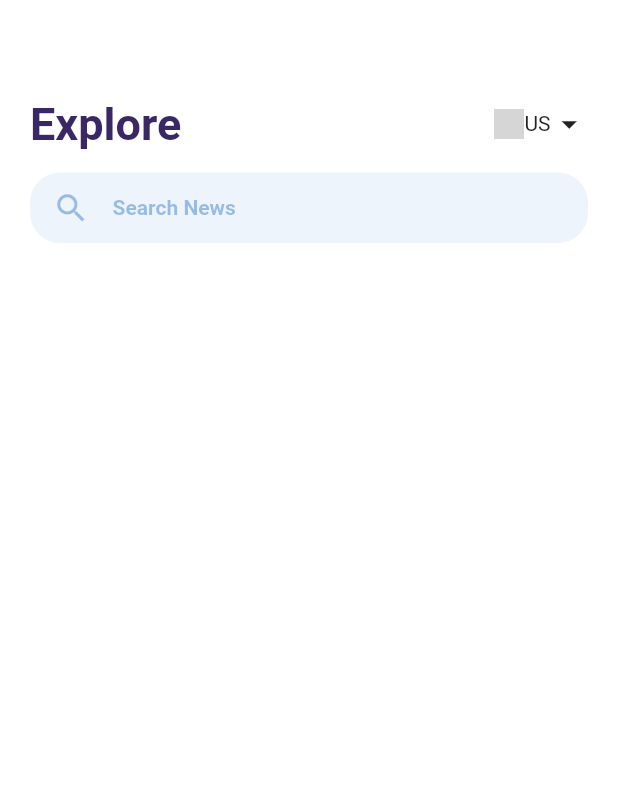
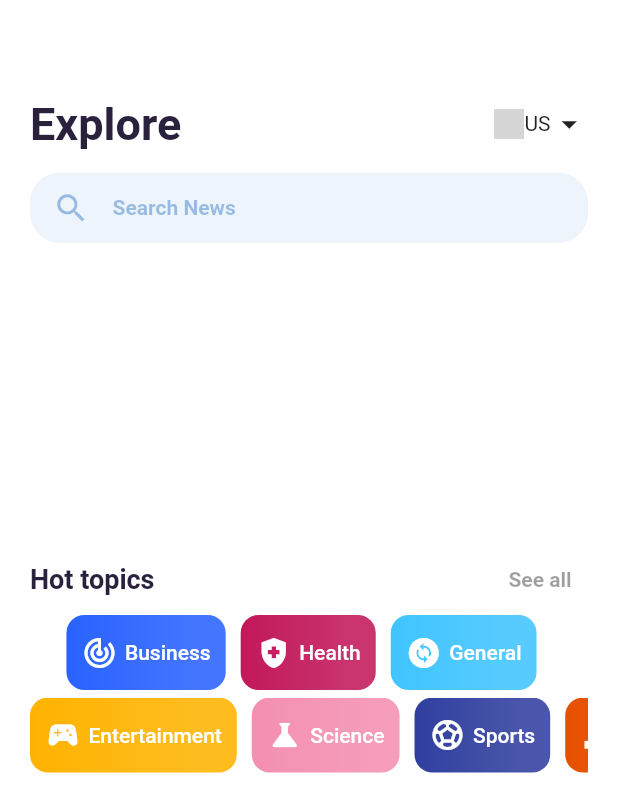
Before and after one commit to mahendra022/news_app, a Flutter app: the screen it shows after launch, on a phone screen of 412 x 824 dp. Shown: the top 812 px of the screen. Run offline on Flutter 3.47's test engine with Material 2 defaults, Android fonts, the phone set to English and light mode, and no system bars; our stand-ins replace flutter_dotenv, get; network calls fail; grey boxes are pictures that could not be loaded.

Commit message:
Create widget categories, add model and  manual data on db_app

```diff
--- a/lib/app/controllers/news_controller.dart
+++ b/lib/app/controllers/news_controller.dart
@@ -11,7 +11,7 @@ class NewsController extends GetxController {
   /// Fatch [by Popularity]
   void fatchPopularity() async {
     var url = Uri.parse(dotenv.get('API_URL') +
-        'everything?q=apple&from=2022-05-13&to=2022-05-13&sortBy=popularity&apiKey=' +
+        'everything?q=business&from=2022-05-14&to=2022-05-14&sortBy=popularity&apiKey=' +
         dotenv.get('KEY'));
     var response = await http.get(url);
     if (response.statusCode == 200) {
--- a/lib/app/databases/db_app.dart
+++ b/lib/app/databases/db_app.dart
@@ -1,3 +1,5 @@
+import 'package:flutter/material.dart';
+import '../models/category_model.dart';
 import '../models/country_model.dart';
 
 List<CountryModel> dataCountry = [
@@ -14,3 +16,28 @@ List<CountryModel> dataCountry = [
       img:
           "https://ilmupengetahuanumum.com/wp-content/uploads/2014/01/bendera-perancis.png")
 ];
+
+List<CategoryModel> dataCategory1 = [
+  CategoryModel(
+      title: 'Business',
+      icon: Icons.track_changes,
+      color: Colors.blueAccent[700]),
+  CategoryModel(
+      title: 'Health', icon: Icons.health_and_safety, color: Colors.pink[700]),
+  CategoryModel(
+      title: 'General',
+      icon: Icons.change_circle,
+      color: Colors.lightBlueAccent),
+];
+
+List<CategoryModel>? dataCategory2 = [
+  CategoryModel(
+      title: 'Entertainment',
+      icon: Icons.sports_esports,
+      color: Colors.amber[600]),
+  CategoryModel(title: 'Science', icon: Icons.science, color: Colors.pink[200]),
+  CategoryModel(
+      title: 'Sports', icon: Icons.sports_soccer, color: Colors.indigo[700]),
+  CategoryModel(
+      title: 'Technology', icon: Icons.device_hub, color: Colors.orange[900]),
+];
--- /dev/null
+++ b/lib/app/models/category_model.dart
@@ -0,0 +1,9 @@
+import 'package:flutter/material.dart';
+
+class CategoryModel {
+  String? title;
+  IconData? icon;
+  Color? color;
+
+  CategoryModel({this.title, this.icon, this.color});
+}
--- a/lib/components/colors.dart
+++ b/lib/components/colors.dart
@@ -3,5 +3,5 @@ import 'package:flutter/material.dart';
 class ColorApp {
   static var main = Colors.blue[800];
   static var color1 = Colors.blue[500];
-  static var color2 = const Color.fromARGB(255, 58, 39, 101);
+  static var color2 = const Color.fromARGB(255, 42, 34, 61);
 }
--- /dev/null
+++ b/lib/components/widget/category_tile.dart
@@ -0,0 +1,55 @@
+import 'package:flutter/material.dart';
+import 'package:news_id/app/models/category_model.dart';
+
+class CategoryTile extends StatelessWidget {
+  const CategoryTile({Key? key, this.category}) : super(key: key);
+
+  final CategoryModel? category;
+
+  @override
+  Widget build(BuildContext context) {
+    return GestureDetector(
+      onTap: () {
+        // Navigator.push(
+        //   context,
+        //   MaterialPageRoute(
+        //       builder: (context) => ProductDetail(product: product)),
+        // );
+      },
+      child: Container(
+        margin: const EdgeInsets.only(right: 10.0),
+        padding: const EdgeInsets.symmetric(horizontal: 10.0),
+        decoration: BoxDecoration(
+          borderRadius: BorderRadius.circular(12.0),
+          gradient: LinearGradient(
+              colors: [
+                category!.color!,
+                category!.color!.withOpacity(0.88),
+              ],
+              begin: const FractionalOffset(0.0, 0.0),
+              end: const FractionalOffset(1.0, 0.0),
+              stops: const [0.0, 0.8],
+              tileMode: TileMode.clamp),
+        ),
+        child: Row(
+          children: [
+            SizedBox(
+                height: 30.0,
+                child: Icon(
+                  category!.icon,
+                  color: Colors.white,
+                )),
+            const SizedBox(
+              width: 5.0,
+            ),
+            Text(
+              category!.title.toString(),
+              style: const TextStyle(
+                  color: Colors.white, fontWeight: FontWeight.w500),
+            )
+          ],
+        ),
+      ),
+    );
+  }
+}
--- a/lib/components/widget/news_tile.dart
+++ b/lib/components/widget/news_tile.dart
@@ -1,5 +1,4 @@
 import 'package:flutter/material.dart';
-import 'package:news_id/components/colors.dart';
 import '../../app/models/news_model.dart';
 
 class NewsTile extends StatelessWidget {
@@ -18,12 +17,12 @@ class NewsTile extends StatelessWidget {
         // );
       },
       child: Container(
-        width: 140,
+        width: 200,
         margin: const EdgeInsets.only(right: 15.0),
         child: Stack(
           children: [
             SizedBox(
-              height: 180.0,
+              height: 200.0,
               width: double.infinity,
               child: ClipRRect(
                 borderRadius: const BorderRadius.all(Radius.circular(10.0)),
@@ -36,8 +35,8 @@ class NewsTile extends StatelessWidget {
             Positioned(
               bottom: 15.0,
               child: Container(
-                width: 130.0,
-                margin: const EdgeInsets.only(left: 5.0, right: 5.0),
+                width: 180.0,
+                margin: const EdgeInsets.symmetric(horizontal: 10.0),
                 child: Text(
                   news!.title!,
                   maxLines: 3,
--- a/lib/screen/home/home.dart
+++ b/lib/screen/home/home.dart
@@ -4,6 +4,8 @@ import 'package:get/get.dart';
 import 'package:news_id/components/colors.dart';
 
 import '../../app/controllers/news_controller.dart';
+import '../../app/databases/db_app.dart';
+import '../../components/widget/category_tile.dart';
 import '../../components/widget/news_tile.dart';
 
 class HomeScreen extends StatefulWidget {
@@ -102,8 +104,8 @@ class _HomeScreenState extends State<HomeScreen> {
 
   slidebar() {
     return Container(
-      height: 180.0,
-      margin: const EdgeInsets.only(top: 20.0),
+      height: 150.0,
+      margin: const EdgeInsets.only(top: 30.0),
       child: GetBuilder<NewsController>(
         init: NewsController(),
         initState: (_) {
@@ -131,6 +133,67 @@ class _HomeScreenState extends State<HomeScreen> {
     );
   }
 
+  categories() {
+    return Container(
+      margin: const EdgeInsets.only(top: 20.0),
+      child: Column(
+        children: [
+          Row(
+            mainAxisAlignment: MainAxisAlignment.spaceBetween,
+            children: [
+              Text(
+                'Hot topics',
+                style: TextStyle(
+                    color: ColorApp.color2,
+                    fontSize: 18.0,
+                    fontWeight: FontWeight.w700),
+              ),
+              TextButton(
+                onPressed: () {},
+                child: const Text(
+                  'See all',
+                  style: TextStyle(
+                      color: Colors.black38,
+                      fontSize: 14.0,
+                      fontWeight: FontWeight.w600),
+                ),
+              )
+            ],
+          ),
+          SizedBox(
+            height: 50.0,
+            child: ListView.builder(
+              itemCount: 3,
+              shrinkWrap: true,
+              padding: const EdgeInsets.only(),
+              physics: const NeverScrollableScrollPhysics(),
+              scrollDirection: Axis.horizontal,
+              itemBuilder: (context, index) {
+                return CategoryTile(category: dataCategory1[index]);
+              },
+            ),
+          ),
+          const SizedBox(
+            height: 5.0,
+          ),
+          SizedBox(
+            height: 50.0,
+            child: ListView.builder(
+              itemCount: 4,
+              shrinkWrap: true,
+              padding: const EdgeInsets.only(),
+              physics: const BouncingScrollPhysics(),
+              scrollDirection: Axis.horizontal,
+              itemBuilder: (context, index) {
+                return CategoryTile(category: dataCategory2![index]);
+              },
+            ),
+          )
+        ],
+      ),
+    );
+  }
+
   @override
   Widget build(BuildContext context) {
     return Scaffold(
@@ -140,7 +203,7 @@ class _HomeScreenState extends State<HomeScreen> {
         margin: const EdgeInsets.only(top: 60.0, left: 20.0, right: 20.0),
         child: Column(
           crossAxisAlignment: CrossAxisAlignment.start,
-          children: [topBar(), slidebar()],
+          children: [topBar(), slidebar(), categories()],
         ),
       )),
     );
```
